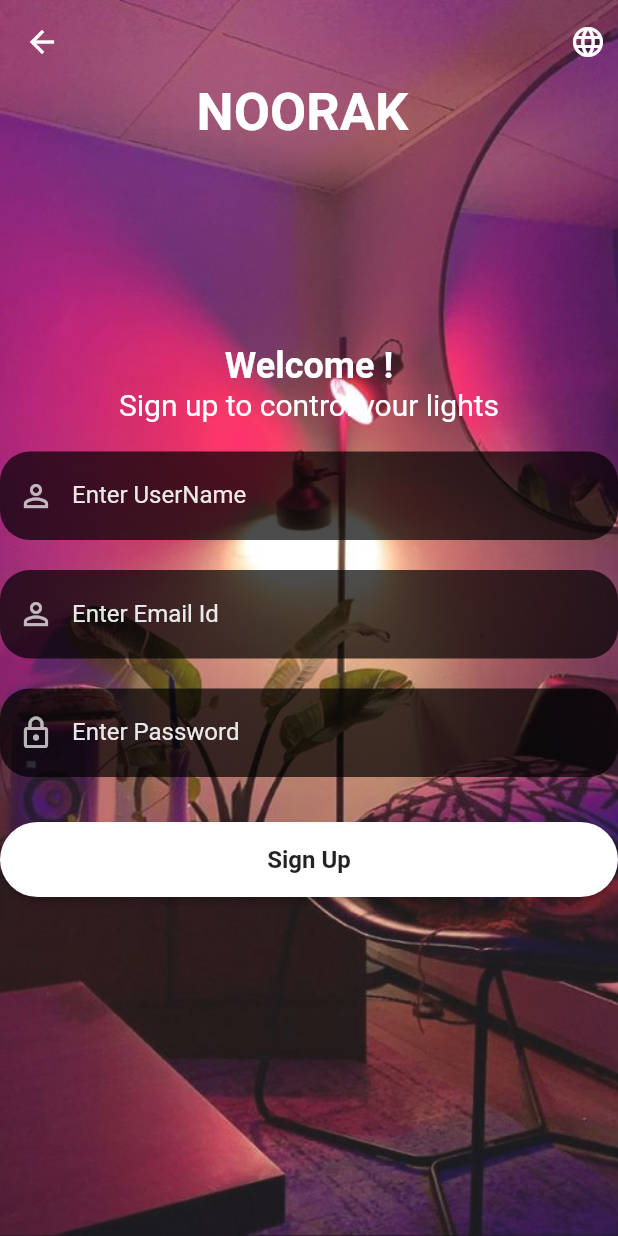
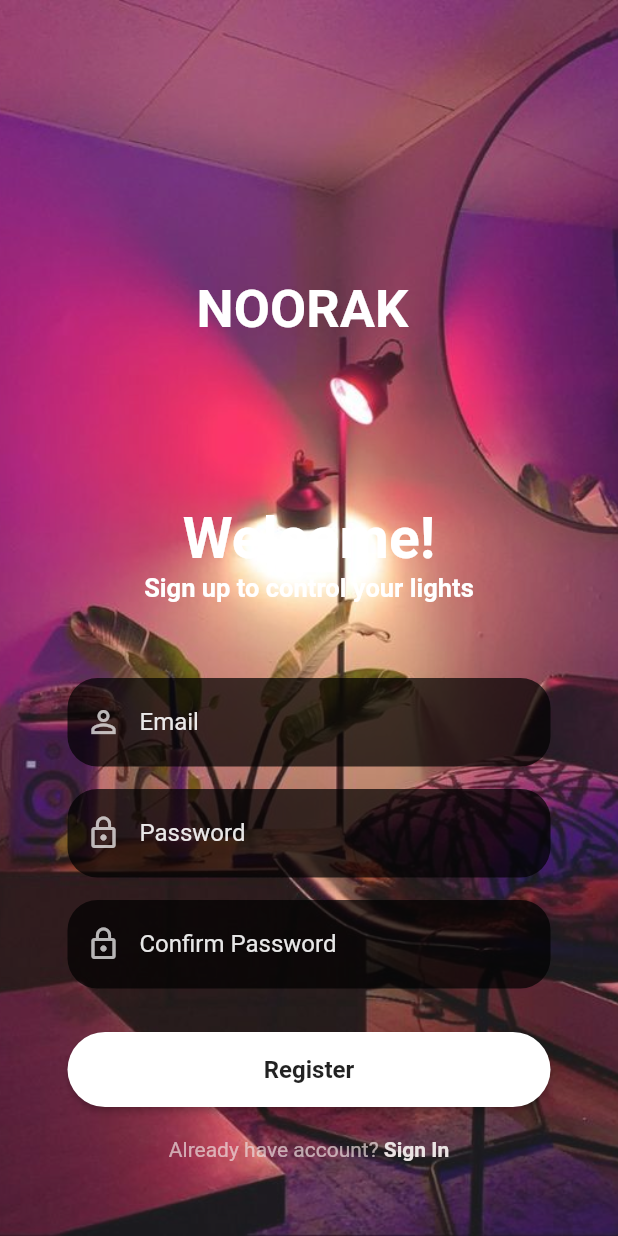
Before and after one commit to imposter-7/Noorak, a Flutter app: the Signinmail screen opened directly, after a tap on "Sign in", after a tap on "Sign Up", on a phone screen of 412 x 824 dp. Run offline on Flutter 3.47's test engine with Material 2 defaults, Android fonts, the phone set to English and light mode, and no system bars; our stand-ins replace firebase_auth, firebase_core, firebase_database, flutter_switch; accounts and stored records are empty.

Commit message:
some reshaping

```diff
--- a/Noorak/lib/register.dart
+++ b/Noorak/lib/register.dart
@@ -4,6 +4,8 @@ import 'package:firebase_auth/firebase_auth.dart';
 import 'package:flutter/material.dart';
 import 'package:lastversion/Home.dart';
 import 'package:lastversion/bottomnavbar.dart';
+import 'package:lastversion/mainsignin.dart';
+import 'package:lastversion/screens/reset_password.dart';
 import 'package:lastversion/screens/reusable_widgets.dart';
 
 import 'Firsthome.dart';
@@ -17,87 +19,62 @@ class Register extends StatefulWidget {
 }
 
 class _Register extends State<Register> {
+  bool _isobsecure = true;
   TextEditingController _passwordTextController = TextEditingController();
   TextEditingController _emailTextController = TextEditingController();
-  TextEditingController _userNameTextController = TextEditingController();
-  // to check if text visible or not for password
-  bool _isobsecure = true;
-  //for checkbox value
-  bool isChecked = false;
-  void _changeLanguage(Language language) {
-      print(language.languageCode);
-    }
+  TextEditingController _confirmPasswordController = TextEditingController();
+
+  final formKey= GlobalKey<FormState>();
+  String errorMessage = '';
+
   @override
   Widget build(BuildContext context) {
-
-
     return Scaffold(
-        extendBodyBehindAppBar: true,
-      appBar: AppBar(
-        backgroundColor: Colors.transparent,
-        elevation: 0,
-
-          actions: <Widget>[
-
-          Padding(
-            padding: EdgeInsets.all(8.0),
-            child: DropdownButton(
-              underline: SizedBox(),
-              icon: Icon(
-                Icons.language,
-                color: Colors.white,
-              ),
-              items: Language.langugelist()
-                  .map<DropdownMenuItem<Language>>((lang) => DropdownMenuItem(
-                        value: lang,
-                        child: Row(children: <Widget>[
-                          Text(lang.flag),
-                          Text(lang.name),
-                        ]),
-                      ))
-                  .toList(),
-              onChanged: (Language? language) {
-                _changeLanguage(language!);
-              },
-            ),
-          ),
-        ],
-      ),
       body: Container(
+        width: MediaQuery.of(context).size.width,
+        height: MediaQuery.of(context).size.height,
          decoration: const BoxDecoration(
           image: DecorationImage(
               image: AssetImage("images/0f3acc71f18597a61afe31e049795f73.jpg"),
               fit: BoxFit.cover,
               colorFilter: ColorFilter.mode(Colors.white10, BlendMode.lighten)),
         ),
-        child: Stack(
-          children: [
-            Column(
-              // ignore: prefer_const_literals_to_create_immutables
-              children: [
+      child:Form(
+        key: formKey,
+        child: SingleChildScrollView(
+          padding: EdgeInsets.all(25),
+          reverse: true,
+          child: Padding(
+            padding: EdgeInsets.fromLTRB(
+                20, MediaQuery.of(context).size.height*0.035, 20, 25),
+            child: Column(
+              children: <Widget>[
+
                 SizedBox(
-                    height: 150,
+                    // height: 110,
+
                     child: const Center(
                       child: Text(
                         'NOORAK ',
                         style: TextStyle(
+                          letterSpacing: 0.0099,
                           color: Colors.white,
                           fontSize: 35,
                           fontWeight: FontWeight.bold,
                         ),
                       ),
                     )),
+
                      SizedBox(
-                  height: 80,
+                      height: 110,
                     ),
-                Column(
-                  children: [
+
                     Text(
-                      "Welcome !",
+                      "Welcome!",
                       textAlign: TextAlign.center,
                       style: TextStyle(
                         color: Colors.white,
-                        fontSize: 24,
+                        fontSize: 38,
                         fontWeight: FontWeight.bold,
                       ),
                     ),
@@ -106,30 +83,176 @@ class _Register extends State<Register> {
                       textAlign: TextAlign.center,
                       style: TextStyle(
                         color: Colors.white,
-                        fontSize: 20,
+                        fontSize: 17,
+                        fontWeight: FontWeight.bold,
                       ),
                     ),
-                    // SizedBox(height: 80),
+                     SizedBox(
+                  height: 50,
+                ),
+
+
+                //-----------Email Controller---------------
+
+                TextFormField(
+                  controller: _emailTextController,
+                  validator:(value){
+                        if(value!.isEmpty){
+                          return 'Email is required!';
+
+                          }
+                        else if(!RegExp(r'^[a-z0-9]+@[a-z]+\.[a-z]{2,4}$').hasMatch(value!)){
+                           return 'Enter correct email';
+                        }
+                        else{
+                          return null;
+                        }
+                      },
+                  obscureText: false,
+                  enableSuggestions: true,
+                  autocorrect: true,
+                  cursorColor: Color.fromARGB(255, 249, 247, 247),
+                  style: TextStyle(color: Color.fromARGB(255, 255, 255, 255).withOpacity(0.9)),
+                  decoration: InputDecoration(
+                    prefixIcon: Icon(
+                      Icons.person_outline,
+                      color: Color.fromARGB(179, 255, 255, 255),
+                    ),
+
+                    labelText: 'Email',
+                    labelStyle: TextStyle(color: Color.fromARGB(255, 255, 255, 255).withOpacity(0.9)),
+                    filled: true,
+                    floatingLabelBehavior: FloatingLabelBehavior.never,
+                    fillColor: Colors.black.withOpacity(0.7),
+                    border: OutlineInputBorder(
+                        borderRadius: BorderRadius.circular(20.0),
+                        borderSide: const BorderSide(width: 0, style: BorderStyle.none)),
+                  ),
+                  keyboardType: false
+                      ? TextInputType.visiblePassword
+                      : TextInputType.emailAddress,
+                ),
+
+                //------------------------------------------
                 const SizedBox(
-                  height: 20,
+                  height: 15,
                 ),
-                reusableTextField("Enter UserName", Icons.person_outline, false,
-                    _userNameTextController),
+
+                //-----------Password Controller-------------
+
+              TextFormField(
+                  controller: _passwordTextController,
+                  validator:(value){
+                        if(value!.isEmpty ){
+                          errorMessage=' ';
+                          return 'Password is required!';
+                        }
+                        else if (RegExp(r'^(?=.*\d)(?=.*[a-z])(?=.*[A-Z])(?=.*[a-zA-Z]).{8,}$').hasMatch(value!)){
+                           return 'invalid password';
+                        }
+                        else if(value.length < 8){
+                            return 'Password must be atleast 8 characters';
+                          }
+                        else{
+                          return null;
+                        }
+                      },
+                  obscureText: true,
+                  enableSuggestions: false,
+                  autocorrect: false,
+                  cursorColor: Color.fromARGB(255, 249, 247, 247),
+                  style: TextStyle(color: Color.fromARGB(255, 255, 255, 255).withOpacity(0.9)),
+                  decoration: InputDecoration(
+                    prefixIcon: Icon(
+                      Icons.lock_outline,
+                      color: Color.fromARGB(179, 255, 255, 255),
+                    ),
+
+                    labelText: 'Password',
+                    labelStyle: TextStyle(color: Color.fromARGB(255, 255, 255, 255).withOpacity(0.9)),
+                    filled: true,
+                    floatingLabelBehavior: FloatingLabelBehavior.never,
+                    fillColor: Colors.black.withOpacity(0.7),
+                    border: OutlineInputBorder(
+                        borderRadius: BorderRadius.circular(20.0),
+                        borderSide: const BorderSide(width: 0, style: BorderStyle.none)),
+                  ),
+                  keyboardType: true
+                      ? TextInputType.visiblePassword
+                      : TextInputType.emailAddress,
+                ),
+
+
                 const SizedBox(
-                  height: 20,
+                  height: 15,
                 ),
-                reusableTextField("Enter Email Id", Icons.person_outline, false,
-                    _emailTextController),
-                const SizedBox(
-                  height: 20,
+
+
+                //----------------Confirm password---------------
+
+              TextFormField(
+                  controller: _confirmPasswordController,
+                  validator:(value){
+                        if(value!.isEmpty ){
+                          errorMessage=' ';
+                          return 'Password is required!';
+                        }
+                        else if (RegExp(r'^(?=.*\d)(?=.*[a-z])(?=.*[A-Z])(?=.*[a-zA-Z]).{8,}$').hasMatch(value!)){
+                           return 'Invalid password';
+                        }
+                        else if(value != _passwordTextController.text )
+                          return 'Passwords need to match';
+
+                          else if(value.length < 8){
+                            return 'Password must be atleast 8 characters';
+                          }
+                          else return null;
+
+                      },
+                  obscureText: true,
+                  enableSuggestions: false,
+                  autocorrect: false,
+                  cursorColor: Color.fromARGB(255, 249, 247, 247),
+                  style: TextStyle(color: Color.fromARGB(255, 255, 255, 255).withOpacity(0.9)),
+                  decoration: InputDecoration(
+                    prefixIcon: Icon(
+                      Icons.lock_outline,
+                      color: Color.fromARGB(179, 255, 255, 255),
                     ),
-                reusableTextField("Enter Password", Icons.lock_outlined, true,
-                    _passwordTextController),
-                const SizedBox(
-                  height: 20,
+
+                    labelText: 'Confirm Password',
+                    labelStyle: TextStyle(color: Color.fromARGB(255, 255, 255, 255).withOpacity(0.9)),
+                    filled: true,
+                    floatingLabelBehavior: FloatingLabelBehavior.never,
+                    fillColor: Colors.black.withOpacity(0.7),
+                    border: OutlineInputBorder(
+                        borderRadius: BorderRadius.circular(20.0),
+                        borderSide: const BorderSide(width: 0, style: BorderStyle.none)),
                   ),
-                firebaseUIButton(context, "Sign Up", () {
-                  FirebaseAuth.instance
+                  keyboardType: true
+                      ? TextInputType.visiblePassword
+                      : TextInputType.emailAddress,
+                ),
+
+                Text(
+                      errorMessage,
+                      style: const TextStyle(
+                          color: Color.fromARGB(221, 250, 9, 9), fontWeight: FontWeight.normal, fontSize: 16),
+                    ),
+                //----------------Register Button----------------
+
+                Container(
+                  width: MediaQuery.of(context).size.width,
+                  height: 50,
+                  margin: const EdgeInsets.fromLTRB(0, 10, 0, 20),
+                  decoration: BoxDecoration(borderRadius: BorderRadius.circular(90)),
+                  child: ElevatedButton(
+                    onPressed: () async {
+                      // if the validation is correct, the user can be signed in
+                      if(formKey.currentState!.validate()){
+                        try{
+                          errorMessage='';
+                         await FirebaseAuth.instance
                        .createUserWithEmailAndPassword(
                           email: _emailTextController.text,
                           password: _passwordTextController.text)
@@ -137,169 +260,81 @@ class _Register extends State<Register> {
                         print("Created New Account");
                          Navigator.push(context,
                         MaterialPageRoute(builder: (context) => HomePage()));
-                  }).onError((error, stackTrace) {
-                    print("Error ${error.toString()}");
                          });
-                })
-                    // Container(
-                    //   width: 300,
-                    //   decoration: BoxDecoration(
-                    //     color: Color.fromARGB(255, 70, 63, 63),
-                    //     borderRadius: BorderRadius.circular(16),
-                    //   ),
-                    //   child: TextField(
-                    //     decoration: InputDecoration(
-                    //       border: InputBorder.none,
-                    //       hintText: 'Email',
-                    //       hintStyle: TextStyle(
-                    //           color: Color.fromARGB(211, 221, 215, 215)),
-                    //       prefixIcon: Padding(
-                    //         padding: EdgeInsets.only(right: 10, left: 5),
-                    //         child: Icon(
-                    //           Icons.email,
-                    //           color: Colors.white,
-                    //           size: 30,
-                    //         ),
-                    //       ),
-                    //     ),
-                    //   ),
-                    // ),
-                    // SizedBox(height: 10),
-                    // Container(
-                    //   width: 300,
-                    //   decoration: BoxDecoration(
-                    //     color: Color.fromARGB(255, 70, 63, 63),
-                    //     borderRadius: BorderRadius.circular(16),
-                    //   ),
-                    //   child: TextField(
-                    //     obscureText: _isobsecure,
-                    //     decoration: InputDecoration(
-                    //       border: InputBorder.none,
-                    //       hintText: 'Password',
-                    //       hintStyle: TextStyle(
-                    //           color: Color.fromARGB(211, 221, 215, 215)),
-                    //       prefixIcon: Padding(
-                    //         padding: EdgeInsets.only(right: 10),
-                    //         child: Icon(
-                    //           Icons.lock,
-                    //           color: Colors.white,
-                    //           size: 30,
-                    //         ),
-                    //       ),
-                    //       suffixIcon: Padding(
-                    //         padding: EdgeInsets.only(right: 10, left: 5),
-                    //         child: IconButton(
-                    //             // ignore: unnecessary_new
-                    //             icon: new Icon(Icons.remove_red_eye,
-                    //                 color: Colors.white, size: 30),
-                    //             onPressed: () {
-                    //               setState(() {
-                    //                 _isobsecure = !_isobsecure;
-                    //               });
-                    //             }),
-                    //       ),
-                    //     ),
-                    //   ),
-                    // ),
-                    // SizedBox(height: 10),
-                    // Container(
-                    //   width: 300,
-                    //   decoration: BoxDecoration(
-                    //     color: Color.fromARGB(255, 70, 63, 63),
-                    //     borderRadius: BorderRadius.circular(16),
-                    //   ),
-                    //   child: TextField(
-                    //     obscureText: _isobsecure,
-                    //     decoration: InputDecoration(
-                    //       border: InputBorder.none,
-                    //       hintText: 'Confirm Password',
-                    //       hintStyle: TextStyle(
-                    //           color: Color.fromARGB(211, 221, 215, 215)),
-                    //       contentPadding: EdgeInsets.only(left: 40, top: 15),
-                    //       suffixIcon: Padding(
-                    //         padding: EdgeInsets.only(right: 10, left: 5),
-                    //         child: IconButton(
-                    //             // ignore: unnecessary_new
-                    //             icon: new Icon(Icons.remove_red_eye,
-                    //                 color: Colors.white, size: 30),
-                    //             onPressed: () {
-                    //               setState(() {
-                    //                 _isobsecure = !_isobsecure;
-                    //               });
-                    //             }),
-                    //       ),
-                    //     ),
-                    //   ),
-                    // ),
-                    // SizedBox(
-                    //   height: 10,
-                    // ),
-                    // Container(
-                    //   margin: EdgeInsets.only(top:12),
-                    //   child: Row(
-                    // mainAxisAlignment: MainAxisAlignment.center,
-                    //   children:[
-                    //     Checkbox(
 
-                    //       value: isChecked,
-                    //       onChanged: (bool? value) {
-                    //         setState(() {
-                    //           isChecked = value!;
-                    //          /*  if(isChecked!=true)
-                    //           {
+                        }
 
-                    //           } */
-                    //         });
-                    //       }),
-                    //       Container(
-                    //         margin: EdgeInsets.only(left:4),
-                    //         child: Text(
-                    //           "I agree to the Terms & Privecy Ploicy  ",
-                    //           style: TextStyle(
-                    //             color: Colors.white,
-                    //             fontSize: 13,
-                    //           ),
-                    //         ),
-                    //       ),
-                    //       SizedBox(height:10),
+                        on FirebaseAuthException catch(error){
+                            errorMessage = error.message!;
+                        }
 
-                    //   ],
-                    // ),
-                    // ),
-                  ],
+                      }
+                    },
+                    child: Text(
+                      "Register",
+                      style: const TextStyle(
+                          color: Colors.black87, fontWeight: FontWeight.bold, fontSize: 16),
                     ),
-                // Padding(
-                //     padding: EdgeInsets.only( left:1),
-                //     child: ElevatedButton(
-                //       onPressed: () {
-                //            Navigator.of(context).push(
-                //       MaterialPageRoute(builder: (context) => FirstHome()));
-                //       },
-                //       // ignore: sort_child_properties_last
-                //       child: Text("Register",
-                //           style: TextStyle(
-                //               fontSize: 15,
-                //               color: Colors.white)),
-                //       style: ElevatedButton.styleFrom(
-                //           primary: Colors.grey[600]?.withOpacity(0.5),
-                //           padding: EdgeInsets.symmetric(horizontal: 50),
-                //           shape: RoundedRectangleBorder(
-
-                //               borderRadius: BorderRadius.circular(20)
+                    style: ButtonStyle(
+                        backgroundColor: MaterialStateProperty.resolveWith((states) {
+                          if (states.contains(MaterialState.pressed)) {
+                            return Colors.black26;
+                          }
+                          return Colors.white;
+                        }),
+                        shape: MaterialStateProperty.all<RoundedRectangleBorder>(
+                            RoundedRectangleBorder(borderRadius: BorderRadius.circular(30)))),
+                  ),
+                ),
 
 
-                //               ),
-                //               side: BorderSide(width:1,color:Color.fromRGBO(173, 71, 131, 1),
-                //               )
 
-                //               ),
-                //     ),
-                //   ),
-              ],
-            ),
+                signUpOption()
               ],
             ),
           ),
+        ),
+      )
+
+      )
     );
   }
+
+  Row signUpOption() {
+    return Row(
+      mainAxisAlignment: MainAxisAlignment.center,
+      children: [
+        const Text("Already have account?",
+            style: TextStyle(color: Color.fromARGB(179, 236, 222, 222))),
+        GestureDetector(
+          onTap: () {
+            Navigator.push(context,
+                MaterialPageRoute(builder: (context) => Signin()));
+          },
+          child: const Text(
+            " Sign In",
+            style: TextStyle(color: Color.fromARGB(255, 235, 228, 228), fontWeight: FontWeight.bold),
+          ),
+        )
+      ],
+    );
   }
+
+  Widget forgetPassword(BuildContext context) {
+    return Container(
+      width: MediaQuery.of(context).size.width,
+      height: 35,
+      alignment: Alignment.bottomRight,
+      child: TextButton(
+        child: const Text(
+          "Forgot Password?",
+          style: TextStyle(color: Color.fromARGB(179, 255, 254, 254)),
+          textAlign: TextAlign.right,
+        ),
+        onPressed: () => Navigator.push(
+            context, MaterialPageRoute(builder: (context) => ResetPassword())),
+      ),
+    );
+  }
+
+}
--- a/Noorak/lib/signinemail.dart
+++ b/Noorak/lib/signinemail.dart
@@ -3,6 +3,7 @@
 import 'package:firebase_auth/firebase_auth.dart';
 import 'package:flutter/material.dart';
 import 'package:lastversion/Home.dart';
+import 'package:lastversion/classes/language.dart';
 import 'package:lastversion/register.dart';
 import 'package:lastversion/screens/reset_password.dart';
 import 'package:lastversion/screens/reusable_widgets.dart';
@@ -26,6 +27,40 @@ class _Signinmail extends State<Signinmail> {
   @override
   Widget build(BuildContext context) {
     return Scaffold(
+      appBar: AppBar(
+
+        backgroundColor: Color.fromARGB(233, 22, 3, 3),
+        elevation: 0,
+        title:Text("NOORAK ",style: TextStyle(color:Colors.white,fontSize: 35,fontWeight: FontWeight.bold),
+
+        ),
+        centerTitle: true,
+          actions: <Widget>[
+
+          Padding(
+            padding: EdgeInsets.all(8.0),
+            child: DropdownButton(
+              underline: SizedBox(),
+              icon: Icon(
+                Icons.language_rounded,
+                color: Colors.white,
+              ),
+              items: Language.langugelist()
+                  .map<DropdownMenuItem<Language>>((lang) => DropdownMenuItem(
+                        value: lang,
+                        child: Row(children: <Widget>[
+                          Text(lang.flag),
+                          Text(lang.name),
+                        ]),
+                      ))
+                  .toList(),
+              onChanged: (Language? language) {
+                // _changeLanguage(language!);
+              },
+            ),
+          ),
+        ],
+      ),
       body: Container(
         width: MediaQuery.of(context).size.width,
         height: MediaQuery.of(context).size.height,
@@ -38,7 +73,7 @@ class _Signinmail extends State<Signinmail> {
       child:Form(
         key: formKey,
         child: SingleChildScrollView(
-          padding: EdgeInsets.all(25),
+          padding: EdgeInsets.all(15),
           reverse: true,
           child: Padding(
             padding: EdgeInsets.fromLTRB(
@@ -46,23 +81,23 @@ class _Signinmail extends State<Signinmail> {
             child: Column(
               children: <Widget>[
 
-                SizedBox(
-                    // height: 110,
+                // SizedBox(
+                //     // height: 110,
 
-                    child: const Center(
-                      child: Text(
-                        'NOORAK ',
-                        style: TextStyle(
-                          letterSpacing: 0.0099,
-                          color: Colors.white,
-                          fontSize: 35,
-                          fontWeight: FontWeight.bold,
-                        ),
-                      ),
-                    )),
+                //     child: const Center(
+                //       child: Text(
+                //         'NOORAK ',
+                //         style: TextStyle(
+                //           letterSpacing: 0.0099,
+                //           color: Colors.white,
+                //           fontSize: 35,
+                //           fontWeight: FontWeight.bold,
+                //         ),
+                //       ),
+                //     )),
 
                      SizedBox(
-                      height: 110,
+                      height: 90,
                     ),
 
                     Text(
@@ -163,7 +198,7 @@ class _Signinmail extends State<Signinmail> {
                   style: TextStyle(color: Color.fromARGB(255, 255, 255, 255).withOpacity(0.9)),
                   decoration: InputDecoration(
                     prefixIcon: Icon(
-                      Icons.person_outline,
+                      Icons.lock_outline,
                       color: Color.fromARGB(179, 255, 255, 255),
                     ),
 
```
Also changed, not shown: Noorak/lib/mainsignin.dart (+16 -14 lines). Lines whose indentation alone changed are shown as unchanged.
